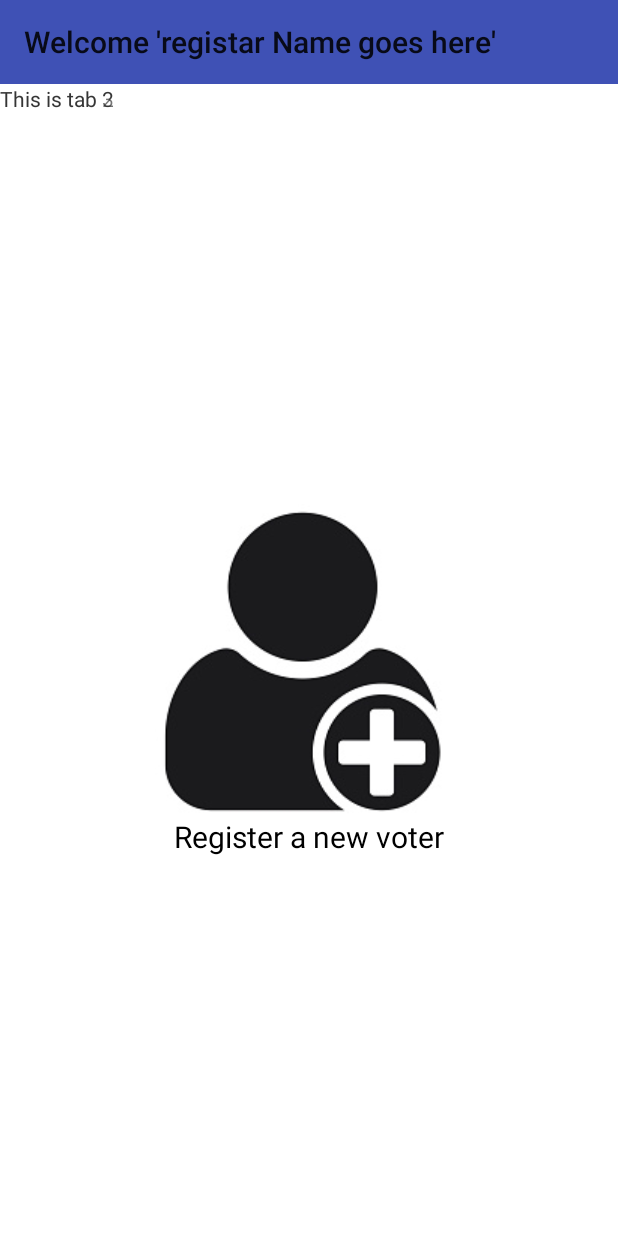
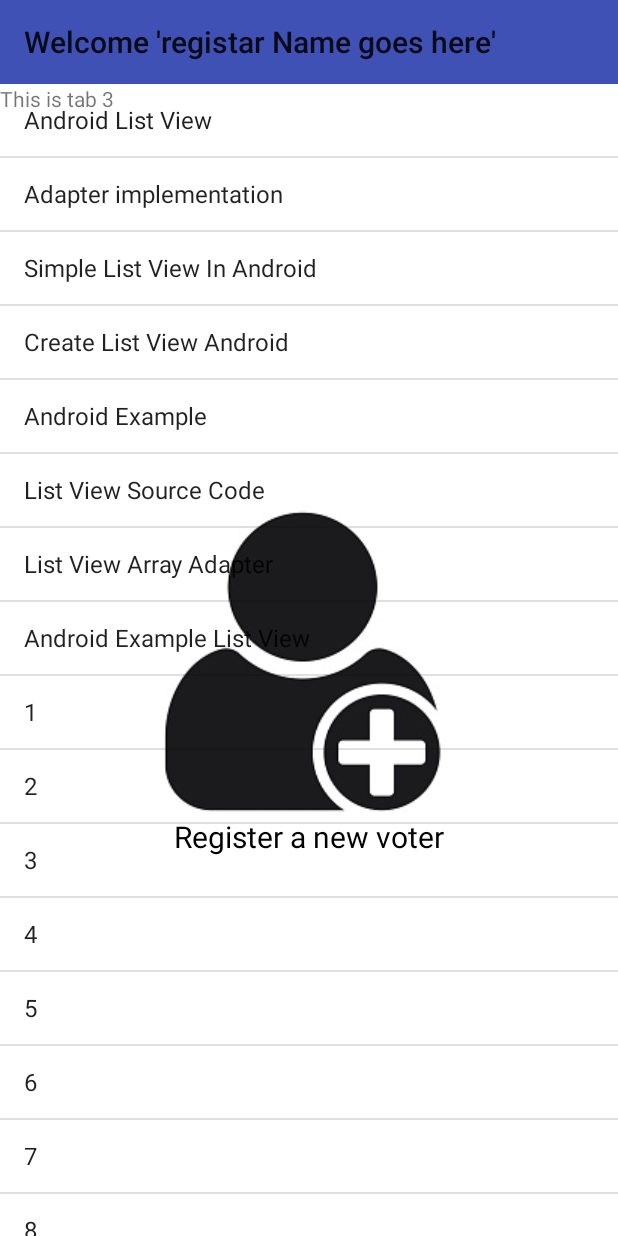
Before and after one commit to ConZimmer/BlockVoteRegistrarApp, an Android app: the screen it shows after launch (MainActivity), on a phone screen of 412 x 824 dp. Run offline under Robolectric (Android 15) with nearby library versions, the light colour scheme and no system bars; libraries missing offline, so code that uses them is left out: com.github.lzyzsd.circleprogress.

Commit message:
starting list view

```diff
--- a/app/src/main/java/com/blockvote/registrarapplication/MainActivity.java
+++ b/app/src/main/java/com/blockvote/registrarapplication/MainActivity.java
@@ -12,10 +12,14 @@
 import android.support.v7.widget.Toolbar;
 import android.util.Log;
 import android.view.View;
+import android.widget.AdapterView;
+import android.widget.ArrayAdapter;
 import android.widget.Button;
 import android.widget.ImageButton;
+import android.widget.ListView;
 import android.widget.ProgressBar;
 import android.widget.TabHost;
+import android.widget.Toast;
 
 import com.blockvote.registrarapplication.qrCode.ReadQRActivity;
 import com.github.lzyzsd.circleprogress.ArcProgress;
@@ -25,6 +29,8 @@
 
     private SharedPreferences dataStore;
     private int progress = 0;
+    private ListView incompleteList;
+    private ListView completedList;
 
     private Intent readQRIntent;
 
@@ -72,6 +78,62 @@
         spec.setIndicator("Completed");
         host.addTab(spec);
 
+        incompleteList = (ListView) findViewById(R.id.list_incomplete);
+
+
+        //TODO testing delete after
+        String[] values = new String[] { "Android List View",
+                "Adapter implementation",
+                "Simple List View In Android",
+                "Create List View Android",
+                "Android Example",
+                "List View Source Code",
+                "List View Array Adapter",
+                "Android Example List View",
+                "1",
+                "2",
+                "3",
+                "4",
+                "5",
+                "6",
+                "7",
+                "8"
+        };
+
+        // Define a new Adapter
+        // First parameter - Context
+        // Second parameter - Layout for the row
+        // Third parameter - ID of the TextView to which the data is written
+        // Forth - the Array of data
+
+        ArrayAdapter<String> adapter = new ArrayAdapter<String>(this,
+                android.R.layout.simple_list_item_1, android.R.id.text1, values);
+
+        // Assign adapter to ListView
+        incompleteList.setAdapter(adapter);
+
+        // ListView Item Click Listener
+        incompleteList.setOnItemClickListener(new AdapterView.OnItemClickListener() {
+
+            @Override
+            public void onItemClick(AdapterView<?> parent, View view,
+                                    int position, long id) {
+
+                // ListView Clicked item index
+                int itemPosition     = position;
+
+                // ListView Clicked item value
+                String  itemValue    = (String) incompleteList.getItemAtPosition(position);
+
+                // Show Alert
+                Toast.makeText(getApplicationContext(),
+                        "Position :"+itemPosition+"  ListItem : " +itemValue , Toast.LENGTH_LONG)
+                        .show();
+
+            }
+
+        });
+
 
         dataStore = getPreferences(MODE_PRIVATE);
         if (!dataStore.contains("access_token")){
@@ -99,6 +161,10 @@
         View decorView = getWindow().getDecorView();
         int uiOptions = View.SYSTEM_UI_FLAG_FULLSCREEN;
         decorView.setSystemUiVisibility(uiOptions);
+
+
+        //Incomplete list
+
     }
 
 
--- a/app/src/main/res/layout/activity_main.xml
+++ b/app/src/main/res/layout/activity_main.xml
@@ -78,10 +78,11 @@
                     android:layout_height="match_parent"
                     android:orientation="vertical">
 
-                    <TextView
+                    <ListView
+                        android:id="@+id/list_incomplete"
                         android:layout_width="match_parent"
-                        android:layout_height="match_parent"
-                        android:text="This is tab 2" />
+                        android:layout_height="wrap_content">
+                    </ListView>
 
                 </LinearLayout>
 
```
